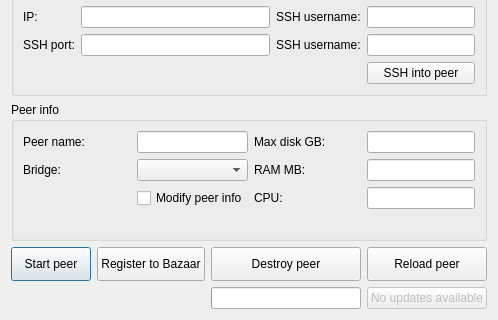
Before: the Qt Designer form hub/forms/DlgPeer.ui in subutai-io/control-center, drawn with Qt 5; both pictures show x 0 to 498 and y 199 to 519 of the 498 by 519 pixel window.
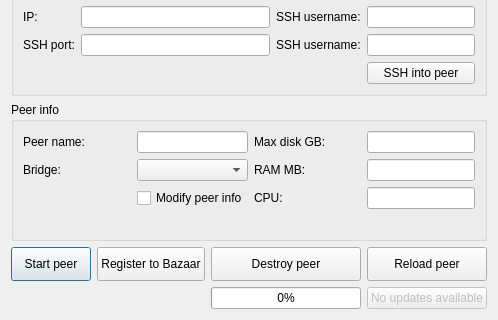
After: the same form once the commit is applied.

What changed in the file:
```diff
--- a/hub/forms/DlgPeer.ui
+++ b/hub/forms/DlgPeer.ui
@@ -114,7 +114,7 @@
         <number>0</number>
        </property>
        <property name="textVisible">
-        <bool>false</bool>
+        <bool>true</bool>
        </property>
       </widget>
      </item>
```
